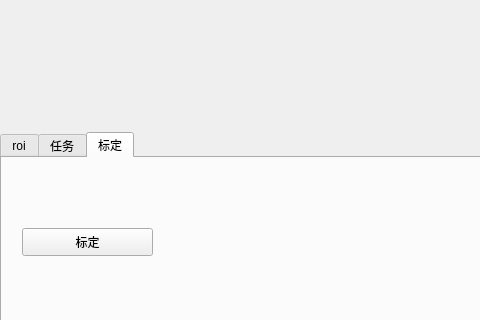
This is Setting.ui in redbackissac/VisionTest as Qt 5 draws it before an edit; both pictures show x 0 to 480 and y 448 to 768 of the 1024 by 768 pixel window. The edited form follows.
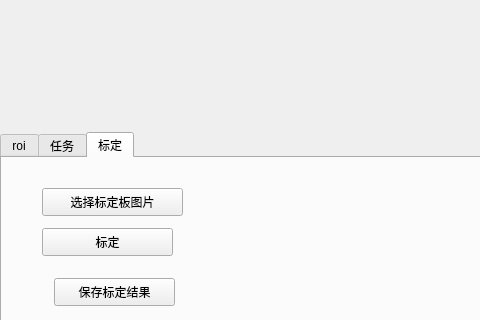
This is the edited form. The open tabs and pages were chosen to show the change.

Commit message: 记录了标准电池板的直线参数，但还没保存到数据库中

```diff
--- a/Setting.ui
+++ b/Setting.ui
@@ -307,7 +307,7 @@
     <widget class="QPushButton" name="doCalibration">
      <property name="geometry">
       <rect>
-       <x>20</x>
+       <x>40</x>
        <y>70</y>
        <width>131</width>
        <height>28</height>
@@ -317,6 +317,32 @@
       <string>标定</string>
      </property>
     </widget>
+    <widget class="QPushButton" name="saveCalib">
+     <property name="geometry">
+      <rect>
+       <x>52</x>
+       <y>120</y>
+       <width>121</width>
+       <height>28</height>
+      </rect>
+     </property>
+     <property name="text">
+      <string>保存标定结果</string>
+     </property>
+    </widget>
+    <widget class="QPushButton" name="selectCalib">
+     <property name="geometry">
+      <rect>
+       <x>40</x>
+       <y>30</y>
+       <width>141</width>
+       <height>28</height>
+      </rect>
+     </property>
+     <property name="text">
+      <string>选择标定板图片</string>
+     </property>
+    </widget>
    </widget>
   </widget>
   <widget class="QWidget" name="verticalLayoutWidget_2">
```
Left out of the diff: 2 changed lines with no effect on the pictures. The commit also changes 10 other files.
